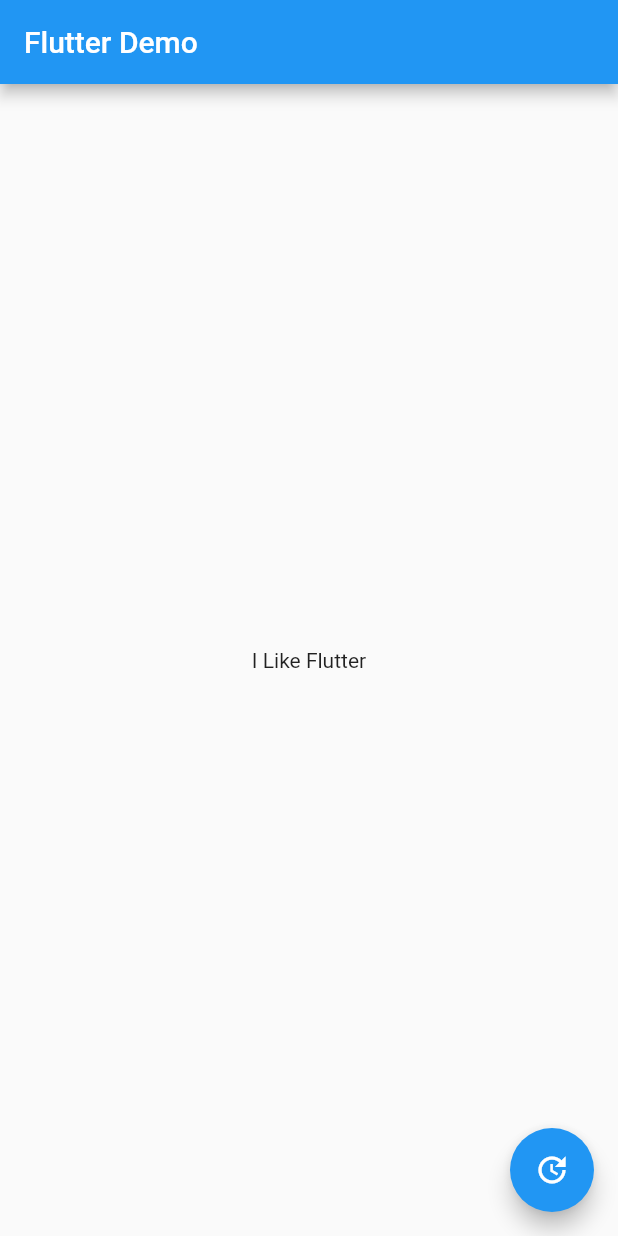
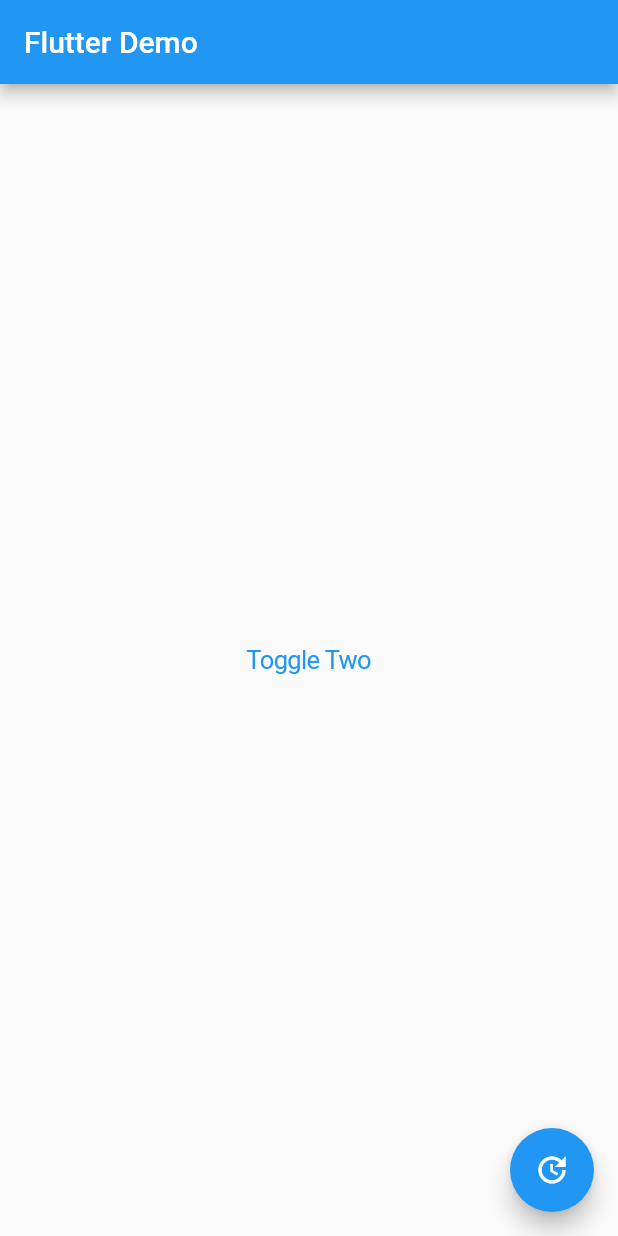
Before and after one commit to LePhuocVuTien/FlutterDemo, a Flutter app: the screen it shows after launch, after a tap on the "update" icon, on a phone screen of 412 x 824 dp. Run offline on Flutter 3.47's test engine with Material 2 defaults, Android fonts, the phone set to English and light mode, and no system bars.

Commit message:
add or remove a component from my layout

```diff
--- a/demo/lib/main.dart
+++ b/demo/lib/main.dart
@@ -31,15 +31,21 @@ class MyHomePage extends StatefulWidget {
 class _MyHomePageState extends State<MyHomePage> {
   var textToShow = "I Like Flutter";
   var isChange = true;
-  void _updateText() {
+  void _toggle() {
     setState(() {
       isChange = !isChange;
-      if (isChange) {
-        textToShow = "Flutter is Awesome";
-      } else {
-        textToShow = "I Like Flutter";
-      }
     });
+  }
+
+  _getToggleChild() {
+    if (isChange) {
+      return Text("Toggle One");
+    } else {
+      return CupertinoButton(
+        child: Text("Toggle Two"),
+        onPressed: () {},
+      );
+    }
   }
 
   @override
@@ -49,10 +55,10 @@ class _MyHomePageState extends State<MyHomePage> {
         title: Text(widget.title),
       ),
       body: Center(
-        child: Text(textToShow),
+        child: _getToggleChild(),
       ),
       floatingActionButton: FloatingActionButton(
-        onPressed: _updateText,
+        onPressed: _toggle,
         tooltip: 'Update Text',
         child: Icon(Icons.update_outlined),
       ),
```
